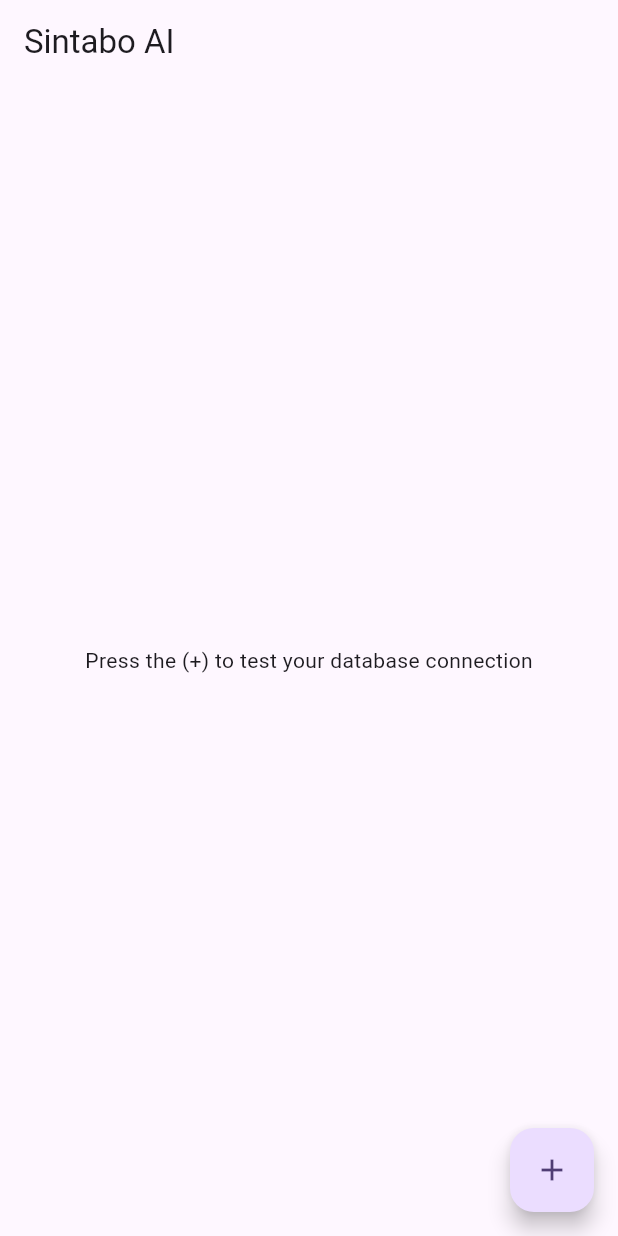
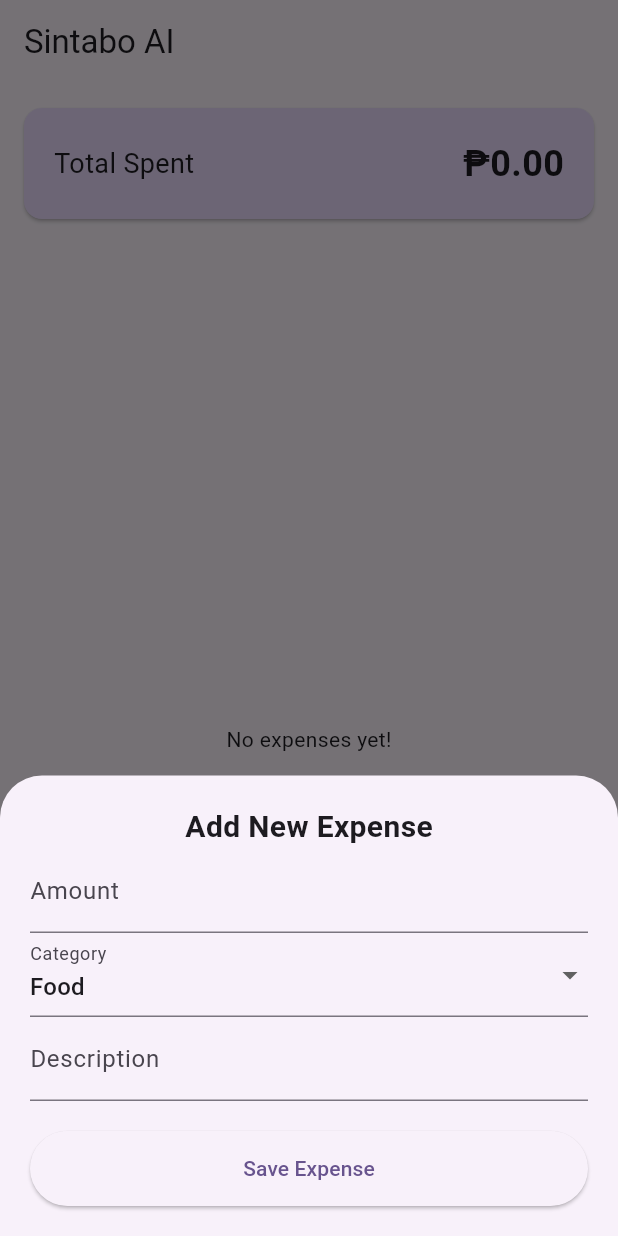
Before and after one commit to gofredo69/sintabo, a Flutter app: the screen it shows after launch, after a tap on the "add" icon, on a phone screen of 412 x 824 dp. Run offline on Flutter 3.47's test engine with Material 3 defaults, Android fonts, the phone set to English and light mode, and no system bars; our stand-ins replace shared_preferences, supabase_flutter; accounts and stored records are empty.

Commit message:
added total summary and swipe to delete feature with realtime calculation

```diff
--- a/lib/main.dart
+++ b/lib/main.dart
@@ -8,15 +8,14 @@
 
   // 1. INITIALIZE SUPABASE
   await Supabase.initialize(
-    url: 'https://cavcdfhnbuiruhywpuzj.supabase.co', // PASTE YOUR URL HERE
-    anonKey: 'eyJhbGciOiJIUzI1NiIsInR5cCI6IkpXVCJ9.eyJpc3MiOiJzdXBhYmFzZSIsInJlZiI6ImNhdmNkZmhuYnVpcnVoeXdwdXpqIiwicm9sZSI6ImFub24iLCJpYXQiOjE3NjYzMzUzNTAsImV4cCI6MjA4MTkxMTM1MH0.89nL3gL1SLn15ZPwnpbOMRzLjdYBa6E3AWYgSq6KthU',              // PASTE YOUR ANON KEY HERE
+    url: 'https://cavcdfhnbuiruhywpuzj.supabase.co',
+    anonKey: 'eyJhbGciOiJIUzI1NiIsInR5cCI6IkpXVCJ9.eyJpc3MiOiJzdXBhYmFzZSIsInJlZiI6ImNhdmNkZmhuYnVpcnVoeXdwdXpqIiwicm9sZSI6ImFub24iLCJpYXQiOjE3NjYzMzUzNTAsImV4cCI6MjA4MTkxMTM1MH0.89nL3gL1SLn15ZPwnpbOMRzLjdYBa6E3AWYgSq6KthU',
   );
 
   runApp(const SintaboApp());
 }
 
-// 2. HELPER FUNCTION: GET OR CREATE DEVICE ID
-// This uniquely identifies this phone in your database
+// 2. HELPER FUNCTION: DEVICE ID
 Future<String> getOrCreateDeviceId() async {
   final prefs = await SharedPreferences.getInstance();
   String? deviceId = prefs.getString('device_id');
@@ -41,25 +40,86 @@
   }
 }
 
-class Dashboard extends StatelessWidget {
+class Dashboard extends StatefulWidget {
   const Dashboard({super.key});
 
-  // 3. STEP 6 LOGIC: SAVE TO DATABASE
-  Future<void> addTestExpense(BuildContext context) async {
+  @override
+  State<Dashboard> createState() => _DashboardState();
+}
+
+class _DashboardState extends State<Dashboard> {
+  // 3. REAL-TIME DATA STREAM (Newest first)
+  final Stream<List<Map<String, dynamic>>> _expensesStream =
+      Supabase.instance.client
+          .from('expenses')
+          .stream(primaryKey: ['id'])
+          .order('created_at', ascending: false); //
+
+  final _amountController = TextEditingController();
+  final _descController = TextEditingController();
+  String _selectedCategory = 'Food';
+
+  // 4. THE POP-UP FORM
+  void _showAddExpenseSheet(BuildContext context) {
+    showModalBottomSheet(
+      context: context,
+      isScrollControlled: true, //
+      builder: (ctx) => Padding(
+        padding: EdgeInsets.only(
+          bottom: MediaQuery.of(ctx).viewInsets.bottom + 20, // Avoid keyboard
+          left: 20, right: 20, top: 20,
+        ),
+        child: Column(
+          mainAxisSize: MainAxisSize.min,
+          children: [
+            const Text('Add New Expense', style: TextStyle(fontSize: 20, fontWeight: FontWeight.bold)),
+            TextField(
+              controller: _amountController,
+              keyboardType: TextInputType.number,
+              decoration: const InputDecoration(labelText: 'Amount', prefixText: '₱ '),
+            ),
+            DropdownButtonFormField<String>(
+              value: _selectedCategory,
+              items: ['Food', 'Transport', 'Shopping', 'Bills', 'Other']
+                  .map((cat) => DropdownMenuItem(value: cat, child: Text(cat)))
+                  .toList(),
+              onChanged: (val) => setState(() => _selectedCategory = val!),
+              decoration: const InputDecoration(labelText: 'Category'),
+            ),
+            TextField(
+              controller: _descController,
+              decoration: const InputDecoration(labelText: 'Description'),
+            ),
+            const SizedBox(height: 20),
+            ElevatedButton(
+              onPressed: () => _saveExpense(context),
+              style: ElevatedButton.styleFrom(minimumSize: const Size(double.infinity, 50)),
+              child: const Text('Save Expense'),
+            ),
+          ],
+        ),
+      ),
+    );
+  }
+
+  // 5. SAVE LOGIC
+  Future<void> _saveExpense(BuildContext context) async {
+    if (_amountController.text.isEmpty) return;
+
     try {
       final deviceId = await getOrCreateDeviceId();
-
       await Supabase.instance.client.from('expenses').insert({
-        'amount': 50.00,
-        'category': 'Food',
-        'description': 'Test Dinner via Sintabo',
+        'amount': double.parse(_amountController.text), //
+        'category': _selectedCategory,
+        'description': _descController.text,
         'device_id': deviceId,
       });
 
-      if (context.mounted) {
-        ScaffoldMessenger.of(context).showSnackBar(
-          const SnackBar(content: Text('Expense saved to Supabase!')),
-        );
+      if (mounted) {
+        Navigator.pop(context);
+        _amountController.clear();
+        _descController.clear();
+        ScaffoldMessenger.of(context).showSnackBar(const SnackBar(content: Text('Expense Added!')));
       }
     } catch (e) {
       debugPrint('Error: $e');
@@ -70,12 +130,68 @@
   Widget build(BuildContext context) {
     return Scaffold(
       appBar: AppBar(title: const Text('Sintabo AI')),
-      body: const Center(
-        child: Text('Press the (+) to test your database connection'),
+      body: StreamBuilder<List<Map<String, dynamic>>>(
+        stream: _expensesStream,
+        builder: (context, snapshot) {
+          if (!snapshot.hasData) return const Center(child: CircularProgressIndicator());
+
+          final expenses = snapshot.data!;
+
+          // CALCULATE TOTAL SUM
+          final total = expenses.fold<double>(
+            0, (sum, item) => sum + (item['amount'] as num).toDouble(),
+          );
+
+          return Column(
+            children: [
+              // TOTAL SUMMARY CARD
+              Card(
+                color: Theme.of(context).colorScheme.primaryContainer,
+                margin: const EdgeInsets.all(16),
+                child: Padding(
+                  padding: const EdgeInsets.all(20),
+                  child: Row(
+                    mainAxisAlignment: MainAxisAlignment.spaceBetween,
+                    children: [
+                      const Text('Total Spent', style: TextStyle(fontSize: 18)),
+                      Text(
+                        '₱${total.toStringAsFixed(2)}',
+                        style: const TextStyle(fontSize: 24, fontWeight: FontWeight.bold),
+                      ),
+                    ],
+                  ),
+                ),
+              ),
+
+              // THE LIST VIEW (Expanded to fill the rest of the screen)
+              Expanded(
+                child: expenses.isEmpty
+                  ? const Center(child: Text('No expenses yet!'))
+                  : ListView.builder(
+                      itemCount: expenses.length,
+                      itemBuilder: (context, index) {
+                        final item = expenses[index];
+                        return Card(
+                          margin: const EdgeInsets.symmetric(horizontal: 16, vertical: 8),
+                          child: ListTile(
+                            leading: const Icon(Icons.receipt_long),
+                            title: Text(item['description'] ?? 'No Description'),
+                            subtitle: Text(item['category']),
+                            trailing: Text(
+                              '₱${item['amount']}',
+                              style: const TextStyle(fontWeight: FontWeight.bold),
+                            ),
+                          ),
+                        );
+                      },
+                    ),
+              ),
+            ],
+          );
+        },
       ),
-      // 4. THE TEST BUTTON
       floatingActionButton: FloatingActionButton(
-        onPressed: () => addTestExpense(context),
+        onPressed: () => _showAddExpenseSheet(context),
         child: const Icon(Icons.add),
       ),
     );
```
Also changed, not shown: 1 other file.
